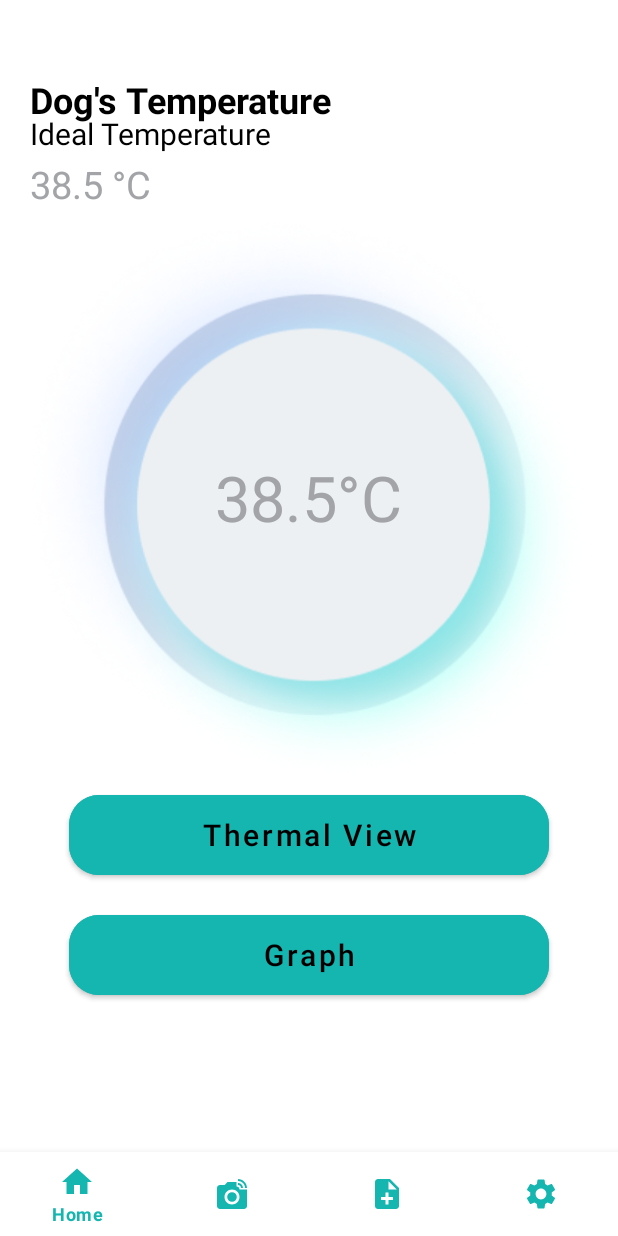
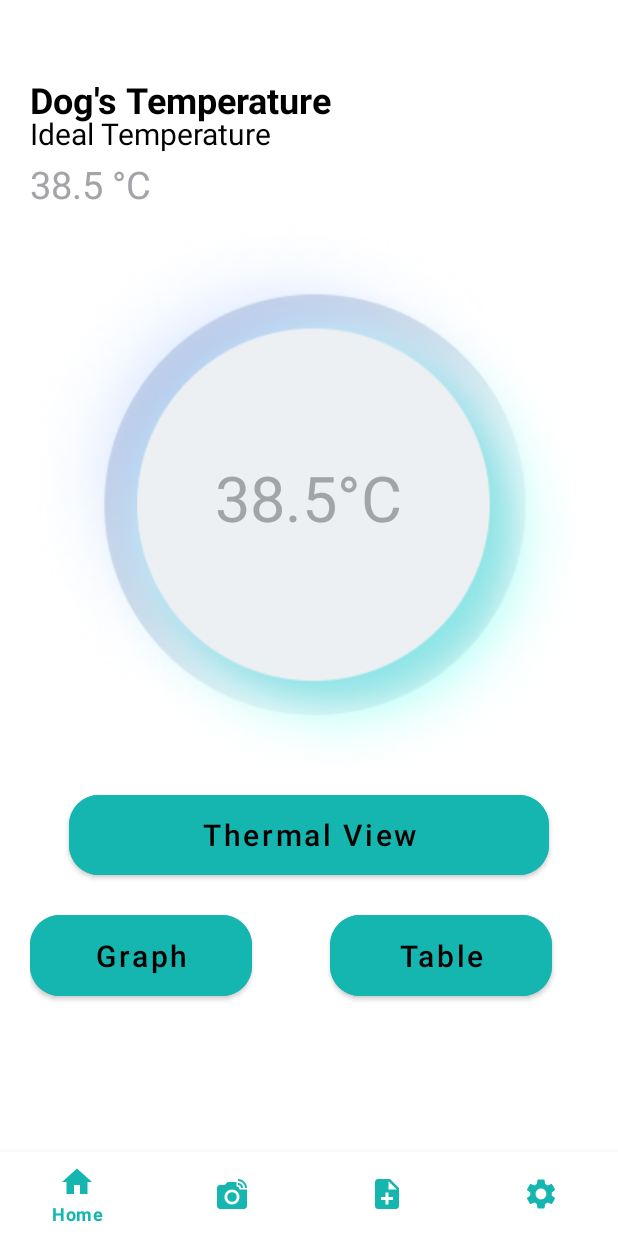
Before and after one commit to stine2016/TMT-Paws-System-rep, an Android app: the fragment TemperatureFragment placed in its activity, on a phone screen of 412 x 824 dp. Run offline under Robolectric (Android 15) with nearby library versions, the light colour scheme and no system bars; our stand-ins replace CircleImageView, Firebase (no records; nobody signed in at launch, a user with empty details on screens opened directly).

Commit message:
e delete lang imo ganahan e delete.

```diff
--- a/app/build.gradle
+++ b/app/build.gradle
@@ -52,6 +52,7 @@ dependencies {
     implementation 'androidx.preference:preference:1.2.0'
     implementation 'com.google.firebase:firebase-firestore:24.1.1'
     implementation 'com.firebaseui:firebase-ui-firestore:8.0.1'
+    implementation 'androidx.recyclerview:recyclerview:1.3.0-alpha02'
     testImplementation 'junit:junit:4.13.2'
     androidTestImplementation 'androidx.test.ext:junit:1.1.3'
     androidTestImplementation 'androidx.test.espresso:espresso-core:3.4.0'
--- a/app/src/main/java/com/zene/tmtpawssyetm/Model/Infrared.java
+++ b/app/src/main/java/com/zene/tmtpawssyetm/Model/Infrared.java
@@ -1,5 +1,5 @@
 package com.zene.tmtpawssyetm.Model;
-
+//temperature_table
 public class Infrared {
     String counter;
     float temp;
--- a/app/src/main/java/com/zene/tmtpawssyetm/UI/TemperatureFragment.java
+++ b/app/src/main/java/com/zene/tmtpawssyetm/UI/TemperatureFragment.java
@@ -1,5 +1,5 @@
 package com.zene.tmtpawssyetm.UI;
-
+//where table can be click through UI
 import android.os.Bundle;
 
 import androidx.annotation.NonNull;
@@ -28,8 +28,8 @@ import com.zene.tmtpawssyetm.R;
  */
 public class TemperatureFragment extends Fragment {
 
-    MaterialButton btnThermal, bgraph;
-    TextView temperature1, temperature2;
+    MaterialButton btnThermal, bgraph, btn_table;
+    TextView temperature2;
     FirebaseDatabase firebaseDatabase;
     FirebaseUser user;
     DatabaseReference databaseReference, databaseReference2;
@@ -83,8 +83,8 @@ public class TemperatureFragment extends Fragment {
 
         btnThermal = view.findViewById(R.id.btnThermal);
         bgraph = view.findViewById(R.id.btnGraph);
-        temperature1 = view.findViewById(R.id.temperature1);
         temperature2 = view.findViewById(R.id.temperature2);
+        btn_table = view.findViewById(R.id.btn_table);
 
         isUser();
 
@@ -98,7 +98,16 @@ public class TemperatureFragment extends Fragment {
                         .commit();
             }
         });
-
+        btn_table.setOnClickListener(new View.OnClickListener() {
+            @Override
+            public void onClick(View view) {
+                TemperatureGraph temperatureGraph = new TemperatureGraph();
+                getActivity().getSupportFragmentManager().beginTransaction()
+                        .replace(((ViewGroup)getView().getParent()).getId(), temperatureGraph, "findThisFragment")
+                        .addToBackStack(null)
+                        .commit();
+            }
+        });
         bgraph.setOnClickListener(new View.OnClickListener() {
             @Override
             public void onClick(View view) {
@@ -134,7 +143,6 @@ public class TemperatureFragment extends Fragment {
                                 Float temperature = snapshot.child("Caltemp").getValue(Float.class);
                                 if(temperature != null){
                                     String Temp = Float.toString(temperature);
-                                    temperature1.setText(Temp + "°");
                                     temperature2.setText(Temp + "°");
                                 }
                             }
--- a/app/src/main/res/layout/fragment_settings.xml
+++ b/app/src/main/res/layout/fragment_settings.xml
@@ -46,7 +46,7 @@
                     android:layout_height="wrap_content"
                     android:layout_alignParentTop="true"
                     android:layout_marginTop="50dp"
-                    android:text="Updates and Support"
+                    android:text="User manual"
                     android:textAlignment="textStart"
                     android:textAllCaps="false"
                     android:textColor="#808080"
--- a/app/src/main/res/layout/fragment_temperature.xml
+++ b/app/src/main/res/layout/fragment_temperature.xml
@@ -29,23 +29,23 @@
                     android:id="@+id/textView3"
                     android:layout_width="wrap_content"
                     android:layout_height="wrap_content"
+                    android:layout_alignParentLeft="true"
+                    android:layout_alignParentTop="true"
                     android:text="Dog's Temperature"
-                    android:layout_alignParentTop="true"
-                    android:layout_alignParentLeft="true"
+                    android:textColor="#000000"
                     android:textSize="24sp"
-                    android:textColor="#000000"
-                    android:textStyle="bold"/>
+                    android:textStyle="bold" />
 
                 <TextView
                     android:id="@+id/textView6"
                     android:layout_width="wrap_content"
                     android:layout_height="wrap_content"
+                    android:layout_alignParentLeft="true"
+                    android:layout_alignParentTop="true"
+                    android:layout_marginTop="25dp"
                     android:text="Ideal Temperature"
                     android:textColor="#000000"
-                    android:textSize="20sp"
-                    android:layout_alignParentTop="true"
-                    android:layout_alignParentLeft="true"
-                    android:layout_marginTop="25dp"/>
+                    android:textSize="20sp" />
 
                 <TextView
                     android:id="@+id/temperature1"
@@ -113,13 +113,26 @@
 
                 <com.google.android.material.button.MaterialButton
                     android:id="@+id/btnGraph"
-                    android:layout_width="320dp"
-                    android:layout_height="65dp"
-                    android:layout_centerHorizontal="true"
+                    android:layout_width="148dp"
+                    android:layout_height="66dp"
                     android:layout_marginTop="80dp"
                     android:layout_marginBottom="15dp"
                     android:backgroundTint="#15B5B0"
                     android:text="Graph"
+                    android:textAllCaps="false"
+                    android:textColor="#000000"
+                    android:textSize="20sp"
+                    app:cornerRadius="20dp" />
+
+                <com.google.android.material.button.MaterialButton
+                    android:id="@+id/btn_table"
+                    android:layout_width="148dp"
+                    android:layout_height="66dp"
+                    android:layout_marginLeft="200dp"
+                    android:layout_marginTop="80dp"
+                    android:layout_marginBottom="15dp"
+                    android:backgroundTint="#15B5B0"
+                    android:text="Table"
                     android:textAllCaps="false"
                     android:textColor="#000000"
                     android:textSize="20sp"
--- /dev/null
+++ b/app/src/main/res/values/item_layout.xml
@@ -0,0 +1,2 @@
+<?xml version="1.0" encoding="utf-8"?>
+<resources></resources>
--- a/app/src/main/res/values/strings.xml
+++ b/app/src/main/res/values/strings.xml
@@ -29,4 +29,10 @@
     <string name="attachment_summary_on">Automatically download attachments for incoming emails
     </string>
     <string name="attachment_summary_off">Only download attachments when manually requested</string>
+    <string name="temperature_data">Temperature Data</string>
+    <string name="id">ID</string>
+    <string name="temp_c">Temp °C</string>
+    <string name="time">Time</string>
+
+
 </resources>
```
Also changed, not shown: app/src/main/java/com/zene/tmtpawssyetm/UI/InfraredFragment.java (+10 -6 lines), app/src/main/java/com/zene/tmtpawssyetm/UI/SettingsFragment.java (+17 -1 lines), app/src/main/java/com/zene/tmtpawssyetm/UI/TemperatureGraph.java (+16 -4 lines), app/src/main/java/com/zene/tmtpawssyetm/UI/tableadapter.java (added, +77 -0 lines), app/src/main/java/com/zene/tmtpawssyetm/UI/tablelist.java (added, +78 -0 lines), app/src/main/res/layout/fragment_infrared.xml (+13 -15 lines), app/src/main/res/layout/table_layout.xml (added, +33 -0 lines), app/src/main/res/layout/temperature_table.xml (added, +65 -0 lines). Lines whose indentation alone changed are shown as unchanged.
